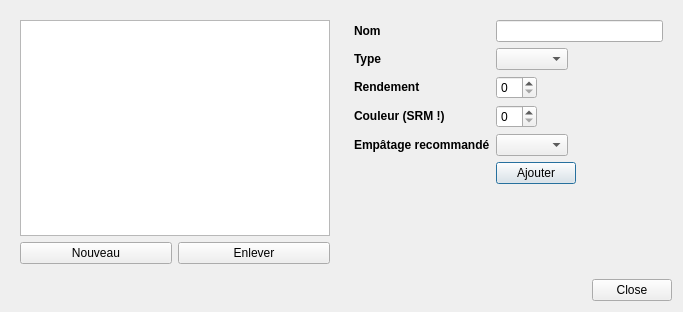
The window that editorG.ui (314r/joliebulle) describes before a commit, drawn with Qt 5.
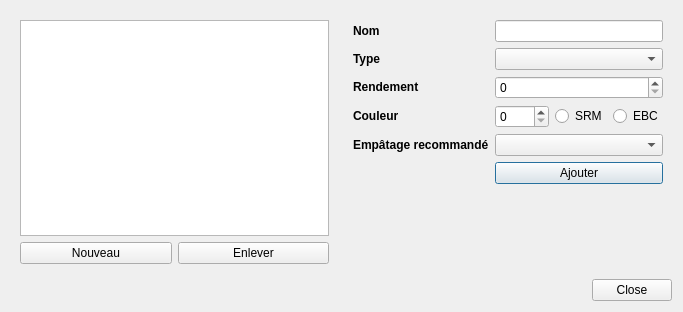
The same window after the commit.

Commit message: ajout grain en srm ou ebc

Diff of the .ui file:
```diff
--- a/editorG.ui
+++ b/editorG.ui
@@ -17,9 +17,6 @@
    <item row="0" column="1">
     <widget class="QWidget" name="widget" native="true">
      <layout class="QFormLayout" name="formLayout">
-      <property name="fieldGrowthPolicy">
-       <enum>QFormLayout::ExpandingFieldsGrow</enum>
-      </property>
       <item row="0" column="0">
        <widget class="QLabel" name="label">
         <property name="text">
@@ -34,7 +31,7 @@
       <item row="0" column="1">
        <widget class="QLineEdit" name="lineEditNom"/>
       </item>
-      <item row="4" column="0">
+      <item row="1" column="0">
        <widget class="QLabel" name="label_2">
         <property name="text">
          <string>&lt;!DOCTYPE HTML PUBLIC &quot;-//W3C//DTD HTML 4.0//EN&quot; &quot;http://www.w3.org/TR/REC-html40/strict.dtd&quot;&gt;
@@ -45,10 +42,10 @@
         </property>
        </widget>
       </item>
-      <item row="4" column="1">
+      <item row="1" column="1">
        <widget class="QComboBox" name="comboBoxType"/>
       </item>
-      <item row="5" column="0">
+      <item row="2" column="0">
        <widget class="QLabel" name="label_3">
         <property name="text">
          <string>&lt;!DOCTYPE HTML PUBLIC &quot;-//W3C//DTD HTML 4.0//EN&quot; &quot;http://www.w3.org/TR/REC-html40/strict.dtd&quot;&gt;
@@ -59,24 +56,46 @@
         </property>
        </widget>
       </item>
-      <item row="5" column="1">
+      <item row="2" column="1">
        <widget class="QSpinBox" name="spinBoxRendmt"/>
       </item>
-      <item row="6" column="0">
+      <item row="3" column="0">
        <widget class="QLabel" name="label_4">
         <property name="text">
          <string>&lt;!DOCTYPE HTML PUBLIC &quot;-//W3C//DTD HTML 4.0//EN&quot; &quot;http://www.w3.org/TR/REC-html40/strict.dtd&quot;&gt;
 &lt;html&gt;&lt;head&gt;&lt;meta name=&quot;qrichtext&quot; content=&quot;1&quot; /&gt;&lt;style type=&quot;text/css&quot;&gt;
 p, li { white-space: pre-wrap; }
-&lt;/style&gt;&lt;/head&gt;&lt;body style=&quot; font-family:'Ubuntu'; font-size:9pt; font-weight:400; font-style:normal;&quot;&gt;
-&lt;p style=&quot; margin-top:0px; margin-bottom:0px; margin-left:0px; margin-right:0px; -qt-block-indent:0; text-indent:0px;&quot;&gt;&lt;span style=&quot; font-family:'Droid Sans'; font-weight:600;&quot;&gt;Couleur (SRM !)&lt;/span&gt;&lt;/p&gt;&lt;/body&gt;&lt;/html&gt;</string>
+&lt;/style&gt;&lt;/head&gt;&lt;body style=&quot; font-family:'Droid Sans'; font-size:10pt; font-weight:400; font-style:normal;&quot;&gt;
+&lt;p style=&quot; margin-top:0px; margin-bottom:0px; margin-left:0px; margin-right:0px; -qt-block-indent:0; text-indent:0px;&quot;&gt;&lt;span style=&quot; font-size:9pt; font-weight:600;&quot;&gt;Couleur&lt;/span&gt;&lt;/p&gt;&lt;/body&gt;&lt;/html&gt;</string>
         </property>
        </widget>
       </item>
-      <item row="6" column="1">
-       <widget class="QSpinBox" name="spinBoxCouleur"/>
+      <item row="3" column="1">
+       <layout class="QHBoxLayout" name="horizontalLayout_2">
+        <item>
+         <widget class="QSpinBox" name="spinBoxCouleur">
+          <property name="maximum">
+           <number>9000</number>
+          </property>
+         </widget>
+        </item>
+        <item>
+         <widget class="QRadioButton" name="radioButtonSRM">
+          <property name="text">
+           <string>SRM</string>
+          </property>
+         </widget>
+        </item>
+        <item>
+         <widget class="QRadioButton" name="radioButtonEBC">
+          <property name="text">
+           <string>EBC</string>
+          </property>
+         </widget>
+        </item>
+       </layout>
       </item>
-      <item row="7" column="0">
+      <item row="4" column="0">
        <widget class="QLabel" name="label_6">
         <property name="text">
          <string>&lt;!DOCTYPE HTML PUBLIC &quot;-//W3C//DTD HTML 4.0//EN&quot; &quot;http://www.w3.org/TR/REC-html40/strict.dtd&quot;&gt;
@@ -87,10 +106,10 @@
         </property>
        </widget>
       </item>
-      <item row="7" column="1">
+      <item row="4" column="1">
        <widget class="QComboBox" name="comboBoxReco"/>
       </item>
-      <item row="8" column="1">
+      <item row="5" column="1">
        <widget class="QPushButton" name="pushButtonAjouter">
         <property name="text">
          <string>Ajouter</string>
```
The commit also changes 2 other files.
